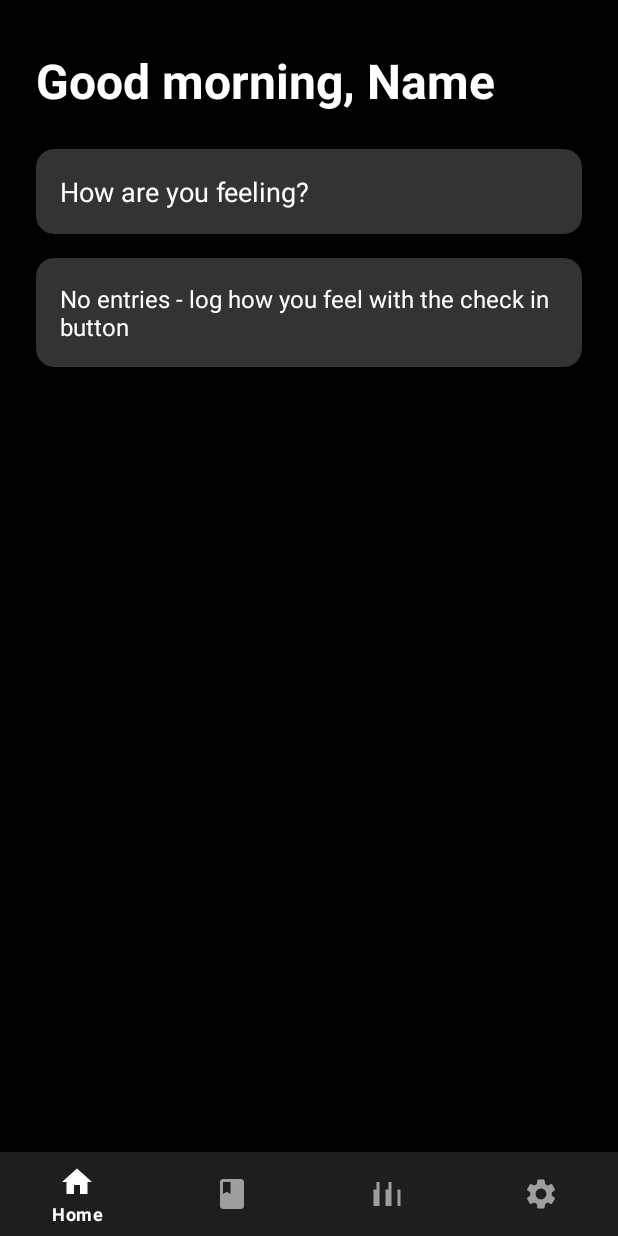
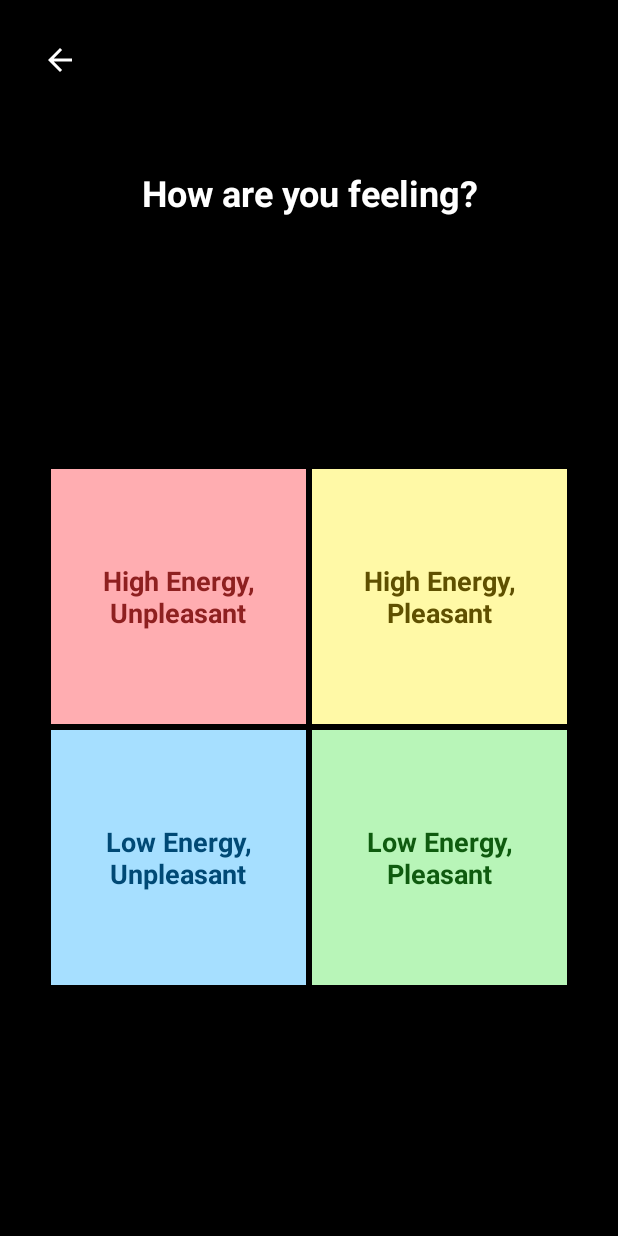
Before and after one commit to skippyskiddy/MindfulJot-App, an Android app: the HomeActivity screen opened directly, with no data from a screen before it, after a tap on "How are you feeling?", on a phone screen of 412 x 824 dp. Run offline under Robolectric (Android 15) with nearby library versions, the phone set to English and light mode, and no system bars; our stand-ins replace Firebase (no records; nobody signed in at launch, a user with empty details on screens opened directly).

Commit message:
Basic implementation of primary emotion screen to log entry

```diff
--- a/app/src/main/AndroidManifest.xml
+++ b/app/src/main/AndroidManifest.xml
@@ -41,7 +41,7 @@
 
         <!-- Main Activities -->
         <activity android:name=".HomeActivity" />
-<!--        <activity android:name=".PrimaryEmotionActivity" />-->
+        <activity android:name=".PrimaryEmotionActivity" />
 <!--        <activity android:name=".SpecificEmotionActivity" />-->
 <!--        <activity android:name=".JournalSummaryActivity" />-->
 <!--        <activity android:name=".AnalyticsActivity" />-->
--- a/app/src/main/java/edu/northeastern/numad25sp_group4/HomeActivity.java
+++ b/app/src/main/java/edu/northeastern/numad25sp_group4/HomeActivity.java
@@ -10,23 +10,44 @@ import androidx.appcompat.app.AppCompatActivity;
 import androidx.cardview.widget.CardView;
 
 import com.google.android.material.bottomnavigation.BottomNavigationView;
+import com.google.firebase.database.DataSnapshot;
+import com.google.firebase.database.DatabaseError;
+import com.google.firebase.database.ValueEventListener;
 
 import java.text.SimpleDateFormat;
 import java.util.Calendar;
-import java.util.Date;
+import java.util.List;
 import java.util.Locale;
 
-public class HomeActivity extends AppCompatActivity {
+import models.Emotion;
+import models.EmotionEntry;
+import utils.FirebaseHelper;
+import utils.LoginManager;
+
+public class HomeActivity extends AppCompatActivity implements BottomNavigationView.OnItemSelectedListener {
 
     private TextView tvGreeting;
     private TextView tvLastCheckin;
     private CardView cardAddEntry;
     private BottomNavigationView bottomNavigationView;
 
+    private FirebaseHelper firebaseHelper;
+    private LoginManager loginManager;
+    private String userId;
+
     @Override
     protected void onCreate(Bundle savedInstanceState) {
         super.onCreate(savedInstanceState);
         setContentView(R.layout.activity_home);
+
+        // Initialize helpers
+        firebaseHelper = FirebaseHelper.getInstance();
+        loginManager = LoginManager.getInstance();
+
+        // Get current user ID
+        if (firebaseHelper.getCurrentUser() != null) {
+            userId = firebaseHelper.getCurrentUser().getUid();
+        }
 
         // Initialize views
         initViews();
@@ -35,7 +56,7 @@ public class HomeActivity extends AppCompatActivity {
         setGreeting();
 
         // Set last check-in info
-        setLastCheckinInfo();
+        loadLastCheckinInfo();
 
         // Set up listeners
         setupListeners();
@@ -54,32 +75,39 @@ public class HomeActivity extends AppCompatActivity {
     private void setupListeners() {
         // Set up card click listener for emotion entry
         cardAddEntry.setOnClickListener(v -> {
-            //TODO: Navigate to primary emotion selection screen
-            //Intent intent = new Intent(HomeActivity.this, PrimaryEmotionActivity.class);
-            //startActivity(intent);
+            // Navigate to primary emotion selection screen
+            Intent intent = new Intent(HomeActivity.this, PrimaryEmotionActivity.class);
+            startActivity(intent);
         });
 
         // Set up bottom navigation listener
-        bottomNavigationView.setOnItemSelectedListener(item -> {
+        bottomNavigationView.setOnItemSelectedListener(this);
+    }
+
+    @Override
+    public boolean onNavigationItemSelected(@NonNull MenuItem item) {
         int itemId = item.getItemId();
+
         if (itemId == R.id.nav_home) {
             // Already on home screen
             return true;
         } else if (itemId == R.id.nav_entries) {
-                // Navigate to entries screen
-                //startActivity(new Intent(HomeActivity.this, EntriesActivity.class));
+            // TODO: Navigate to entries screen
+            // Intent intent = new Intent(HomeActivity.this, EntriesActivity.class);
+            // startActivity(intent);
             return true;
         } else if (itemId == R.id.nav_analytics) {
-                // Navigate to analytics screen
-                //startActivity(new Intent(HomeActivity.this, AnalyticsActivity.class));
+            // TODO: Navigate to analytics screen
+            // Intent intent = new Intent(HomeActivity.this, AnalyticsActivity.class);
+            // startActivity(intent);
             return true;
         } else if (itemId == R.id.nav_settings) {
-                // Navigate to settings screen
-                //startActivity(new Intent(HomeActivity.this, SettingsActivity.class));
+            // TODO: Navigate to settings screen
+            // Intent intent = new Intent(HomeActivity.this, SettingsActivity.class);
+            // startActivity(intent);
             return true;
         }
         return false;
-        });
     }
 
     private void setGreeting() {
@@ -95,44 +123,110 @@ public class HomeActivity extends AppCompatActivity {
             greeting = "Good evening";
         }
 
-        // Get user name from preferences or database
-        String userName = getUserName();
+        // Get user name from LoginManager
+        String userName = loginManager.getUserName(this);
 
+        // If user name is empty, try to fetch it from Firebase
+        if (userName.isEmpty() && userId != null) {
+            fetchUserName();
+        } else {
             tvGreeting.setText(greeting + ", " + userName);
         }
-
-    private String getUserName() {
-        // TODO: et this from SharedPreferences or Firebase
-        // For now, returning a placeholder
-        return "Name";
-
-        // Example with SharedPreferences:
-        // SharedPreferences prefs = getSharedPreferences("UserPrefs", MODE_PRIVATE);
-        // return prefs.getString("userName", "Friend");
     }
 
-    private void setLastCheckinInfo() {
-        // TODO: get this info from Firebase database
-        // For now, showing example placeholder text
+    /**
+     * Fetches the user's name from Firebase
+     */
+    private void fetchUserName() {
+        if (userId != null) {
+            firebaseHelper.getUserData(userId, new ValueEventListener() {
+                @Override
+                public void onDataChange(@NonNull DataSnapshot snapshot) {
+                    if (snapshot.exists()) {
+                        String name = snapshot.child("name").getValue(String.class);
+                        if (name != null && !name.isEmpty()) {
+                            // Update the greeting with the user's name
+                            Calendar c = Calendar.getInstance();
+                            int timeOfDay = c.get(Calendar.HOUR_OF_DAY);
+                            String greeting;
+                            if (timeOfDay >= 0 && timeOfDay < 12) {
+                                greeting = "Good morning";
+                            } else if (timeOfDay >= 12 && timeOfDay < 16) {
+                                greeting = "Good afternoon";
+                            } else {
+                                greeting = "Good evening";
+                            }
+                            tvGreeting.setText(greeting + ", " + name);
 
-        // Determine if user has any entries (from Firebase)
-        boolean hasEntries = false; // This should be determined from database
+                            // Save name to LoginManager for future use
+                            loginManager.saveLoginState(HomeActivity.this, name);
+                        }
+                    }
+                }
 
-        if (hasEntries) {
-            // Example entry data - this would come from Firebase
-            String date = "March 7, 2024";
-            String emotion1 = "Anger";
-            String emotion2 = null; // Set to actual emotion or null if only one emotion
+                @Override
+                public void onCancelled(@NonNull DatabaseError error) {
+                    // Handle error
+                }
+            });
+        }
+    }
 
-            if (emotion2 != null) {
+    /**
+     * Loads the last check-in information from Firebase
+     */
+    private void loadLastCheckinInfo() {
+        if (userId != null) {
+            firebaseHelper.getLatestEmotionEntry(userId, new ValueEventListener() {
+                @Override
+                public void onDataChange(@NonNull DataSnapshot snapshot) {
+                    if (snapshot.exists() && snapshot.getChildrenCount() > 0) {
+                        // There's at least one entry
+                        for (DataSnapshot entrySnapshot : snapshot.getChildren()) {
+                            EmotionEntry entry = entrySnapshot.getValue(EmotionEntry.class);
+                            if (entry != null && entry.getTimestamp() != null) {
+                                displayLastCheckinInfo(entry);
+                                return;
+                            }
+                        }
+                    } else {
+                        // No entries yet
+                        tvLastCheckin.setText("No entries - log how you feel with the check in button");
+                    }
+                }
+
+                @Override
+                public void onCancelled(@NonNull DatabaseError error) {
+                    // Handle error
+                    tvLastCheckin.setText("No entries - log how you feel with the check in button");
+                }
+            });
+        } else {
+            // If no userId, show default text
+            tvLastCheckin.setText("No entries - log how you feel with the check in button");
+        }
+    }
+
+    /**
+     * Displays the last check-in information
+     */
+    private void displayLastCheckinInfo(EmotionEntry entry) {
+        // Format the date
+        SimpleDateFormat dateFormat = new SimpleDateFormat("MMMM d, yyyy", Locale.getDefault());
+        String date = dateFormat.format(entry.getTimestamp());
+
+        // Get emotions
+        List<Emotion> emotions = entry.getEmotions();
+
+        if (emotions.isEmpty()) {
+            tvLastCheckin.setText("You last checked in on " + date + ". No emotion was logged.");
+        } else if (emotions.size() == 1) {
             tvLastCheckin.setText("You last checked in on " + date +
-                        ". Your last logged emotions were " + emotion1 + " and " + emotion2);
+                    ". Your last logged emotion was " + emotions.get(0).getName());
         } else {
             tvLastCheckin.setText("You last checked in on " + date +
-                        ". Your last logged emotion was " + emotion1);
-            }
-        } else {
-            tvLastCheckin.setText("No entries - log how you feel with the check in button");
+                    ". Your last logged emotions were " + emotions.get(0).getName() +
+                    " and " + emotions.get(1).getName());
         }
     }
 
@@ -140,6 +234,6 @@ public class HomeActivity extends AppCompatActivity {
     protected void onResume() {
         super.onResume();
         // Refreshes the last check-in info when returning to this screen
-        setLastCheckinInfo();
+        loadLastCheckinInfo();
     }
 }
--- /dev/null
+++ b/app/src/main/java/edu/northeastern/numad25sp_group4/PrimaryEmotionActivity.java
@@ -0,0 +1,88 @@
+package edu.northeastern.numad25sp_group4;
+
+import android.content.Intent;
+import android.os.Bundle;
+import android.view.View;
+import android.widget.ImageButton;
+import android.widget.TextView;
+
+import androidx.appcompat.app.AppCompatActivity;
+import androidx.cardview.widget.CardView;
+
+import models.Emotion;
+
+/**
+ * Activity for selecting primary emotion category
+ * This is the first screen in the emotion logging flow
+ */
+public class PrimaryEmotionActivity extends AppCompatActivity {
+
+    private ImageButton btnBack;
+    private TextView tvTitle;
+    private CardView cardHighEnergyPleasant;
+    private CardView cardHighEnergyUnpleasant;
+    private CardView cardLowEnergyPleasant;
+    private CardView cardLowEnergyUnpleasant;
+
+    @Override
+    protected void onCreate(Bundle savedInstanceState) {
+        super.onCreate(savedInstanceState);
+        setContentView(R.layout.activity_primary_emotion);
+
+        // Initialize views
+        initViews();
+
+        // Set up click listeners
+        setupListeners();
+    }
+
+    private void initViews() {
+        btnBack = findViewById(R.id.btn_back);
+        tvTitle = findViewById(R.id.tv_title);
+        cardHighEnergyPleasant = findViewById(R.id.card_high_energy_pleasant);
+        cardHighEnergyUnpleasant = findViewById(R.id.card_high_energy_unpleasant);
+        cardLowEnergyPleasant = findViewById(R.id.card_low_energy_pleasant);
+        cardLowEnergyUnpleasant = findViewById(R.id.card_low_energy_unpleasant);
+    }
+
+    private void setupListeners() {
+        // Back button click listener
+        btnBack.setOnClickListener(v -> {
+            finish(); // Return to previous screen
+        });
+
+        // High Energy Pleasant quadrant click listener
+        cardHighEnergyPleasant.setOnClickListener(v -> {
+            navigateToSpecificEmotions(Emotion.Category.HIGH_ENERGY_PLEASANT);
+        });
+
+        // High Energy Unpleasant quadrant click listener
+        cardHighEnergyUnpleasant.setOnClickListener(v -> {
+            navigateToSpecificEmotions(Emotion.Category.HIGH_ENERGY_UNPLEASANT);
+        });
+
+        // Low Energy Pleasant quadrant click listener
+        cardLowEnergyPleasant.setOnClickListener(v -> {
+            navigateToSpecificEmotions(Emotion.Category.LOW_ENERGY_PLEASANT);
+        });
+
+        // Low Energy Unpleasant quadrant click listener
+        cardLowEnergyUnpleasant.setOnClickListener(v -> {
+            navigateToSpecificEmotions(Emotion.Category.LOW_ENERGY_UNPLEASANT);
+        });
+    }
+
+    /**
+     * Navigate to specific emotions screen with the selected category
+     */
+    private void navigateToSpecificEmotions(Emotion.Category category) {
+        // TODO: Create SpecificEmotionActivity and navigate to it
+        // For now, we'll just return to HomeActivity
+        // Intent intent = new Intent(PrimaryEmotionActivity.this, SpecificEmotionActivity.class);
+        // intent.putExtra("CATEGORY", category.name());
+        // startActivity(intent);
+
+        // Return to home for now
+        finish();
+    }
+}
--- /dev/null
+++ b/app/src/main/res/layout/activity_primary_emotion.xml
@@ -0,0 +1,158 @@
+<?xml version="1.0" encoding="utf-8"?>
+<androidx.constraintlayout.widget.ConstraintLayout xmlns:android="http://schemas.android.com/apk/res/android"
+    xmlns:app="http://schemas.android.com/apk/res-auto"
+    xmlns:tools="http://schemas.android.com/tools"
+    android:layout_width="match_parent"
+    android:layout_height="match_parent"
+    android:background="@color/background_dark"
+    tools:context=".PrimaryEmotionActivity">
+
+    <!-- Back Button -->
+    <ImageButton
+        android:id="@+id/btn_back"
+        android:layout_width="48dp"
+        android:layout_height="48dp"
+        android:layout_marginStart="16dp"
+        android:layout_marginTop="16dp"
+        android:background="?attr/selectableItemBackgroundBorderless"
+        android:contentDescription="Back"
+        android:src="@drawable/ic_arrow_back"
+        app:layout_constraintStart_toStartOf="parent"
+        app:layout_constraintTop_toTopOf="parent"
+        app:tint="@color/white" />
+
+    <!-- Title -->
+    <TextView
+        android:id="@+id/tv_title"
+        android:layout_width="0dp"
+        android:layout_height="wrap_content"
+        android:layout_marginStart="24dp"
+        android:layout_marginTop="48dp"
+        android:layout_marginEnd="24dp"
+        android:text="How are you feeling?"
+        android:textColor="@color/white"
+        android:textSize="24sp"
+        android:textStyle="bold"
+        android:gravity="center"
+        app:layout_constraintEnd_toEndOf="parent"
+        app:layout_constraintStart_toStartOf="parent"
+        app:layout_constraintTop_toBottomOf="@+id/btn_back" />
+
+    <!-- Emotion Quadrants Container -->
+    <androidx.constraintlayout.widget.ConstraintLayout
+        android:id="@+id/quadrants_container"
+        android:layout_width="0dp"
+        android:layout_height="0dp"
+        android:layout_marginStart="32dp"
+        android:layout_marginTop="48dp"
+        android:layout_marginEnd="32dp"
+        android:layout_marginBottom="48dp"
+        app:layout_constraintBottom_toBottomOf="parent"
+        app:layout_constraintDimensionRatio="1:1"
+        app:layout_constraintEnd_toEndOf="parent"
+        app:layout_constraintStart_toStartOf="parent"
+        app:layout_constraintTop_toBottomOf="@+id/tv_title">
+
+        <!-- High Energy Unpleasant Quadrant -->
+        <androidx.cardview.widget.CardView
+            android:id="@+id/card_high_energy_unpleasant"
+            android:layout_width="0dp"
+            android:layout_height="0dp"
+            android:layout_margin="2dp"
+            app:cardBackgroundColor="@color/high_energy_unpleasant"
+            app:cardCornerRadius="0dp"
+            app:cardElevation="0dp"
+            app:layout_constraintBottom_toTopOf="@+id/card_low_energy_unpleasant"
+            app:layout_constraintEnd_toStartOf="@+id/card_high_energy_pleasant"
+            app:layout_constraintStart_toStartOf="parent"
+            app:layout_constraintTop_toTopOf="parent">
+
+            <TextView
+                android:layout_width="wrap_content"
+                android:layout_height="wrap_content"
+                android:layout_gravity="center"
+                android:gravity="center"
+                android:text="High Energy,\nUnpleasant"
+                android:textColor="#8E2020"
+                android:textSize="18sp"
+                android:textStyle="bold" />
+        </androidx.cardview.widget.CardView>
+
+        <!-- High Energy Pleasant Quadrant -->
+        <androidx.cardview.widget.CardView
+            android:id="@+id/card_high_energy_pleasant"
+            android:layout_width="0dp"
+            android:layout_height="0dp"
+            android:layout_margin="2dp"
+            app:cardBackgroundColor="@color/high_energy_pleasant"
+            app:cardCornerRadius="0dp"
+            app:cardElevation="0dp"
+            app:layout_constraintBottom_toTopOf="@+id/card_low_energy_pleasant"
+            app:layout_constraintEnd_toEndOf="parent"
+            app:layout_constraintStart_toEndOf="@+id/card_high_energy_unpleasant"
+            app:layout_constraintTop_toTopOf="parent">
+
+            <TextView
+                android:layout_width="wrap_content"
+                android:layout_height="wrap_content"
+                android:layout_gravity="center"
+                android:gravity="center"
+                android:text="High Energy,\nPleasant"
+                android:textColor="#5F5000"
+                android:textSize="18sp"
+                android:textStyle="bold" />
+        </androidx.cardview.widget.CardView>
+
+        <!-- Low Energy Unpleasant Quadrant -->
+        <androidx.cardview.widget.CardView
+            android:id="@+id/card_low_energy_unpleasant"
+            android:layout_width="0dp"
+            android:layout_height="0dp"
+            android:layout_margin="2dp"
+            app:cardBackgroundColor="@color/low_energy_unpleasant"
+            app:cardCornerRadius="0dp"
+            app:cardElevation="0dp"
+            app:layout_constraintBottom_toBottomOf="parent"
+            app:layout_constraintEnd_toStartOf="@+id/card_low_energy_pleasant"
+            app:layout_constraintStart_toStartOf="parent"
+            app:layout_constraintTop_toBottomOf="@+id/card_high_energy_unpleasant">
+
+            <TextView
+                android:layout_width="wrap_content"
+                android:layout_height="wrap_content"
+                android:layout_gravity="center"
+                android:gravity="center"
+                android:text="Low Energy,\nUnpleasant"
+                android:textColor="#004975"
+                android:textSize="18sp"
+                android:textStyle="bold" />
+        </androidx.cardview.widget.CardView>
+
+        <!-- Low Energy Pleasant Quadrant -->
+        <androidx.cardview.widget.CardView
+            android:id="@+id/card_low_energy_pleasant"
+            android:layout_width="0dp"
+            android:layout_height="0dp"
+            android:layout_margin="2dp"
+            app:cardBackgroundColor="@color/low_energy_pleasant"
+            app:cardCornerRadius="0dp"
+            app:cardElevation="0dp"
+            app:layout_constraintBottom_toBottomOf="parent"
+            app:layout_constraintEnd_toEndOf="parent"
+            app:layout_constraintStart_toEndOf="@+id/card_low_energy_unpleasant"
+            app:layout_constraintTop_toBottomOf="@+id/card_high_energy_pleasant">
+
+            <TextView
+                android:layout_width="wrap_content"
+                android:layout_height="wrap_content"
+                android:layout_gravity="center"
+                android:gravity="center"
+                android:text="Low Energy,\nPleasant"
+                android:textColor="#0F5B0F"
+                android:textSize="18sp"
+                android:textStyle="bold" />
+        </androidx.cardview.widget.CardView>
+
+    </androidx.constraintlayout.widget.ConstraintLayout>
+
+</androidx.constraintlayout.widget.ConstraintLayout>
--- a/app/src/main/res/values/strings.xml
+++ b/app/src/main/res/values/strings.xml
@@ -7,4 +7,28 @@
     <string name="no_entries">No entries - log how you feel with the check in button</string>
     <string name="last_check_in">You last checked in on %1$s. Your last logged emotion was %2$s</string>
     <string name="last_check_in_multiple">You last checked in on %1$s. Your last logged emotions were %2$s and %3$s</string>
+
+    <!-- Login/Signup -->
+    <string name="forgot_password">Forgot password?</string>
+    <string name="dont_have_account">Don\'t have an account?</string>
+
+    <!-- Emotions -->
+    <string name="high_energy_pleasant">High Energy,\nPleasant</string>
+    <string name="high_energy_unpleasant">High Energy,\nUnpleasant</string>
+    <string name="low_energy_pleasant">Low Energy,\nPleasant</string>
+    <string name="low_energy_unpleasant">Low Energy,\nUnpleasant</string>
+
+    <!-- Onboarding -->
+    <string name="why_using_mindfuljot">Why are you using MindfulJot?</string>
+    <string name="improve_awareness">Improve emotional awareness</string>
+    <string name="track_patterns">Track mood patterns</string>
+    <string name="reduce_stress">Reduce stress and anxiety</string>
+    <string name="notification_preference">When would you like to be reminded to check in?</string>
+    <string name="notification_subtitle">Enabling notifications will allow us to send you reminders based on your preferred frequency.</string>
+    <string name="once_daily">Once daily</string>
+    <string name="twice_daily">Twice daily</string>
+    <string name="three_times">3x a day</string>
+    <string name="no_reminders">Only when I want to (don\'t remind me)</string>
+    <string name="how_to_log">How to log emotions using MindfulJot</string>
+
 </resources>
```
Lines whose indentation alone changed are shown as unchanged.
